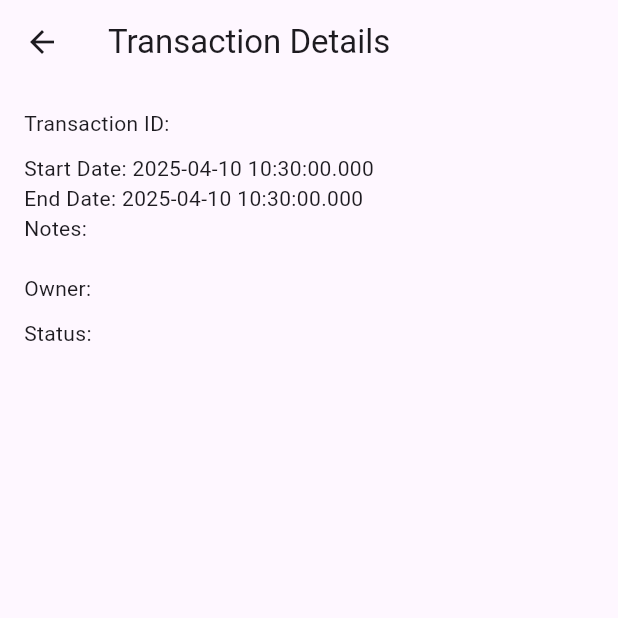
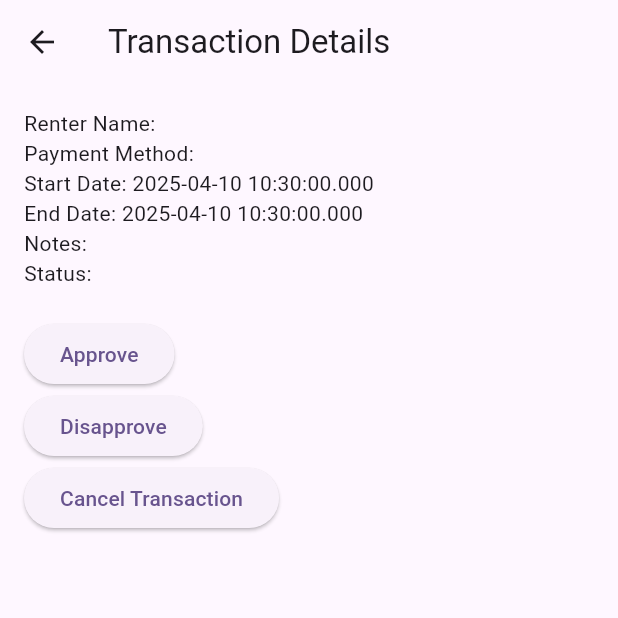
Before and after one commit to vonramwel/HIRAM, a Flutter app: the TransactionDetails screen opened directly with empty values, on a phone screen of 412 x 824 dp, the top half of it. Run offline on Flutter 3.47's test engine with Material 3 defaults, Android fonts, the light colour scheme and no system bars; our stand-ins replace carousel_slider, cloud_firestore, firebase_auth, firebase_core, firebase_storage, google_sign_in and 1 more; accounts and stored records are empty.

Commit message:
Chore: Restored lost logic in transaction_details.dart

```diff
--- a/hiram/lib/features/transaction/presentation/transaction_details.dart
+++ b/hiram/lib/features/transaction/presentation/transaction_details.dart
@@ -2,8 +2,8 @@ import 'package:flutter/material.dart';
 import '../service/transaction_service.dart';
 import '../model/transaction_model.dart';
 import '../../auth/service/auth.dart';
+import '../../auth/service/database.dart';
 import '../../review/presentation/review_screen.dart';
-
 import 'package:cloud_firestore/cloud_firestore.dart';
 
 class TransactionDetails extends StatefulWidget {
@@ -18,53 +18,170 @@ class TransactionDetails extends StatefulWidget {
 class _TransactionDetailsState extends State<TransactionDetails> {
   String? _userId;
   String? _generatedCode;
-  String? _lenderName;
+  String otherUserName = 'Loading...';
+  String otherUserLabel = 'User';
   final TransactionService _transactionService = TransactionService();
+  final AuthMethods _authMethods = AuthMethods();
+  final DatabaseMethods _databaseMethods = DatabaseMethods();
   bool _hasShownReviewDialog = false;
-  late Stream<DocumentSnapshot> _transactionStream;
 
   @override
   void initState() {
     super.initState();
     _fetchUserId();
-    _fetchLenderName();
-    _listenToTransactionStatus();
+    WidgetsBinding.instance.addPostFrameCallback((_) {
+      if (widget.transaction.status == "Completed") {
+        _navigateToReviewIfNeeded();
+      }
+    });
   }
 
   Future<void> _fetchUserId() async {
-    String? userId = await AuthMethods().getCurrentUserId();
+    String? userId = await _authMethods.getCurrentUserId();
     setState(() {
       _userId = userId;
     });
+    _fetchOtherUserName(userId);
   }
 
-  Future<void> _fetchLenderName() async {
-    DocumentSnapshot lenderSnapshot = await FirebaseFirestore.instance
-        .collection('User')
-        .doc(widget.transaction.ownerId)
-        .get();
+  Future<void> _fetchOtherUserName(String? currentUserId) async {
+    if (currentUserId == null) return;
+
+    String otherUserId = currentUserId == widget.transaction.ownerId
+        ? widget.transaction.renterId
+        : widget.transaction.ownerId;
 
     setState(() {
-      _lenderName = lenderSnapshot['name'];
+      otherUserLabel =
+          currentUserId == widget.transaction.ownerId ? 'Renter' : 'Owner';
+    });
+
+    try {
+      Map<String, dynamic>? userData =
+          await _databaseMethods.getUserData(otherUserId);
+      setState(() {
+        otherUserName = userData?['name'] ?? 'Unknown User';
+      });
+    } catch (e) {
+      setState(() {
+        otherUserName = 'Error loading user';
       });
     }
-
-  void _listenToTransactionStatus() {
-    _transactionStream = FirebaseFirestore.instance
-        .collection('transactions')
-        .doc(widget.transaction.transactionId)
-        .snapshots();
   }
 
-  void _checkForReviewScreen() {
-    if (widget.transaction.status == 'Completed') {
-      if ((_userId == widget.transaction.renterId &&
+  void _generateTransactionCode() async {
+    String code = await _transactionService
+        .generateTransactionCode(widget.transaction.transactionId);
+    setState(() {
+      _generatedCode = code;
+    });
+    Navigator.pop(context);
+
+    showDialog(
+      context: context,
+      builder: (context) => AlertDialog(
+        title: const Text("Code Generated"),
+        content: Text("Transaction code: $code"),
+        actions: [
+          TextButton(
+            onPressed: () => Navigator.of(context).pop(),
+            child: const Text("OK"),
+          ),
+        ],
+      ),
+    );
+  }
+
+  void _showInputDialog() {
+    TextEditingController codeController = TextEditingController();
+
+    showDialog(
+      context: context,
+      builder: (context) => AlertDialog(
+        title: const Text("Enter Transaction Code"),
+        content: TextField(
+          controller: codeController,
+          decoration: const InputDecoration(hintText: "Enter 6-digit code"),
+          keyboardType: TextInputType.number,
+        ),
+        actions: [
+          TextButton(
+            onPressed: () => Navigator.pop(context),
+            child: const Text("Cancel"),
+          ),
+          ElevatedButton(
+            onPressed: () async {
+              bool isValid = await _transactionService.validateTransactionCode(
+                widget.transaction.transactionId,
+                codeController.text,
+                widget.transaction.status,
+              );
+
+              if (isValid && widget.transaction.status == "Approved") {
+                await _updateTransactionStatus("Lent");
+                Navigator.pop(context);
+                _showTransactionCompletedDialog(
+                    "Transaction has been marked as Lent.");
+              } else if (isValid && widget.transaction.status == "Lent") {
+                await _updateTransactionStatus("Completed");
+                Navigator.pop(context);
+                _showTransactionCompletedDialog(
+                    "Transaction has been marked as Completed.");
+              } else {
+                ScaffoldMessenger.of(context).showSnackBar(
+                  const SnackBar(
+                      content: Text("Invalid code. Please try again.")),
+                );
+              }
+            },
+            child: const Text("Submit"),
+          ),
+        ],
+      ),
+    );
+  }
+
+  void _showTransactionCompletedDialog(String message) {
+    showDialog(
+      context: context,
+      builder: (context) => AlertDialog(
+        title: const Text("Success"),
+        content: Text(message),
+        actions: [
+          TextButton(
+            onPressed: () => Navigator.of(context).pop(),
+            child: const Text("OK"),
+          ),
+        ],
+      ),
+    );
+  }
+
+  Future<void> _updateTransactionStatus(String newStatus) async {
+    await _transactionService.updateTransactionStatus(
+      widget.transaction.transactionId,
+      widget.transaction.listingId,
+      widget.transaction.renterId,
+      newStatus,
+    );
+    setState(() {
+      widget.transaction.status = newStatus;
+    });
+
+    if (newStatus == 'Completed') {
+      _navigateToReviewIfNeeded();
+    }
+  }
+
+  void _navigateToReviewIfNeeded() {
+    if (!_hasShownReviewDialog &&
+        widget.transaction.status == "Completed" &&
+        ((_userId == widget.transaction.renterId &&
                 !widget.transaction.hasReviewedByRenter) ||
             (_userId == widget.transaction.ownerId &&
-              !widget.transaction.hasReviewedByLender)) {
-        // Show the review screen when it's time
-        if (!_hasShownReviewDialog) {
+                !widget.transaction.hasReviewedByLender))) {
       _hasShownReviewDialog = true;
+
       Future.delayed(Duration.zero, () {
         Navigator.push(
           context,
@@ -77,54 +194,83 @@ class _TransactionDetailsState extends State<TransactionDetails> {
       });
     }
   }
-    }
-  }
 
   @override
   Widget build(BuildContext context) {
-    _checkForReviewScreen();
+    bool isOwner = _userId == widget.transaction.ownerId;
+    bool isRenter = _userId == widget.transaction.renterId;
+    bool isApproved = widget.transaction.status == "Approved";
+    bool isLent = widget.transaction.status == "Lent";
+    bool isCompleted = widget.transaction.status == "Completed";
+    bool isStartDateToday =
+        widget.transaction.startDate.toLocal().day == DateTime.now().day;
+    bool isEndDateToday =
+        widget.transaction.endDate.toLocal().day == DateTime.now().day;
 
     return Scaffold(
-      appBar: AppBar(
-        title: const Text('Transaction Details'),
+      appBar: AppBar(title: const Text("Transaction Details")),
+      body: Padding(
+        padding: const EdgeInsets.all(16.0),
+        child: Column(
+          crossAxisAlignment: CrossAxisAlignment.start,
+          children: [
+            Text("$otherUserLabel Name: $otherUserName"),
+            Text("Payment Method: ${widget.transaction.paymentMethod}"),
+            Text("Start Date: ${widget.transaction.startDate.toLocal()}"),
+            Text("End Date: ${widget.transaction.endDate.toLocal()}"),
+            Text("Notes: ${widget.transaction.notes}"),
+            Text("Status: ${widget.transaction.status}"),
+            const SizedBox(height: 20),
+            if (isOwner && isApproved && isStartDateToday) ...[
+              ElevatedButton(
+                onPressed: _generateTransactionCode,
+                child: const Text("Generate Transaction Code"),
               ),
-      body: FutureBuilder<DocumentSnapshot>(
-        future: FirebaseFirestore.instance
-            .collection('transactions')
-            .doc(widget.transaction.transactionId)
-            .get(),
-        builder: (context, snapshot) {
-          if (snapshot.connectionState == ConnectionState.waiting) {
-            return const Center(child: CircularProgressIndicator());
-          }
-
-          if (snapshot.hasError || !snapshot.hasData) {
-            return const Center(
-                child: Text('Error fetching transaction data.'));
-          }
-
-          DocumentSnapshot transactionSnapshot = snapshot.data!;
-          var transactionData =
-              transactionSnapshot.data() as Map<String, dynamic>;
-
-          return ListView(
-            padding: const EdgeInsets.all(16.0),
-            children: [
-              Text(
-                "Transaction ID: ${widget.transaction.transactionId}",
-                // style: Theme.of(context).textTheme.headline6,
+              if (_generatedCode != null)
+                Text("Generated Code: $_generatedCode"),
+              ElevatedButton(
+                onPressed: () => _updateTransactionStatus("Cancelled"),
+                child: const Text("Cancel Transaction"),
               ),
-              const SizedBox(height: 10),
-              Text("Start Date: ${widget.transaction.startDate}"),
-              Text("End Date: ${widget.transaction.endDate}"),
-              Text("Notes: ${widget.transaction.notes}"),
-              const SizedBox(height: 20),
-              Text("Owner: $_lenderName"),
-              const SizedBox(height: 10),
-              Text("Status: ${widget.transaction.status}"),
             ],
-          );
-        },
+            if (isRenter && isApproved && isStartDateToday) ...[
+              ElevatedButton(
+                onPressed: _showInputDialog,
+                child: const Text("Input Code"),
+              ),
+            ],
+            if (isOwner && !isApproved && !isLent && !isCompleted) ...[
+              ElevatedButton(
+                onPressed: () => _updateTransactionStatus("Approved"),
+                child: const Text("Approve"),
+              ),
+              ElevatedButton(
+                onPressed: () => _updateTransactionStatus("Disapproved"),
+                child: const Text("Disapprove"),
+              ),
+            ],
+            if (isRenter && !isApproved && !isLent && !isCompleted) ...[
+              ElevatedButton(
+                onPressed: () => _updateTransactionStatus("Cancelled"),
+                child: const Text("Cancel Transaction"),
+              ),
+            ],
+            if (isRenter && isLent && isEndDateToday) ...[
+              ElevatedButton(
+                onPressed: _generateTransactionCode,
+                child: const Text("Generate Transaction Code"),
+              ),
+              if (_generatedCode != null)
+                Text("Generated Code: $_generatedCode"),
+            ],
+            if (isOwner && isLent && isEndDateToday) ...[
+              ElevatedButton(
+                onPressed: _showInputDialog,
+                child: const Text("Input Code"),
+              ),
+            ],
+          ],
+        ),
       ),
     );
   }
```
Also changed, not shown: 4 other files. Lines whose indentation alone changed are shown as unchanged.
